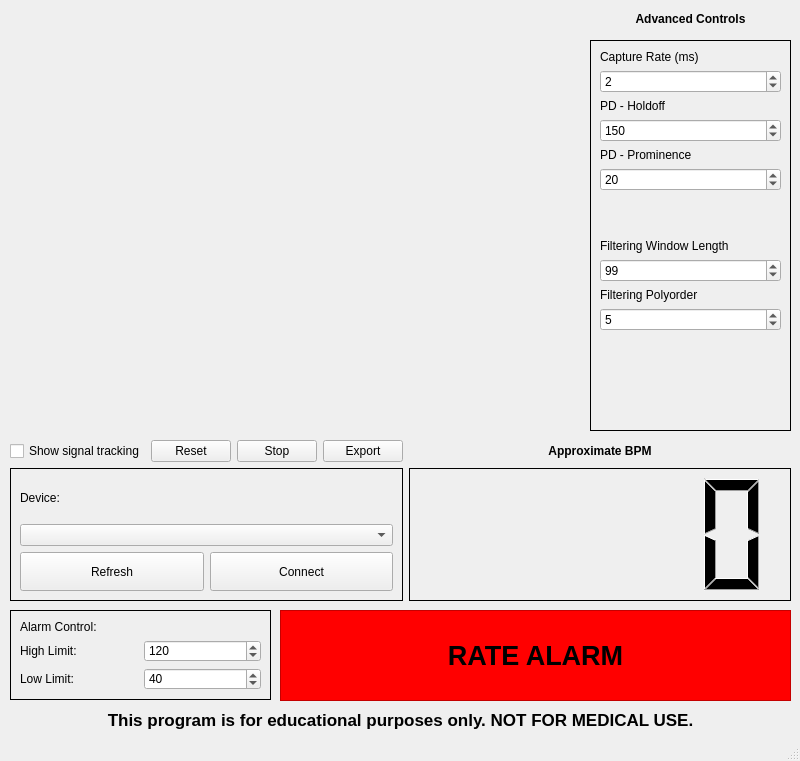
HTM-Workshop/ECG-Viewer, file ecg_viewer_window.ui: the form before one commit.
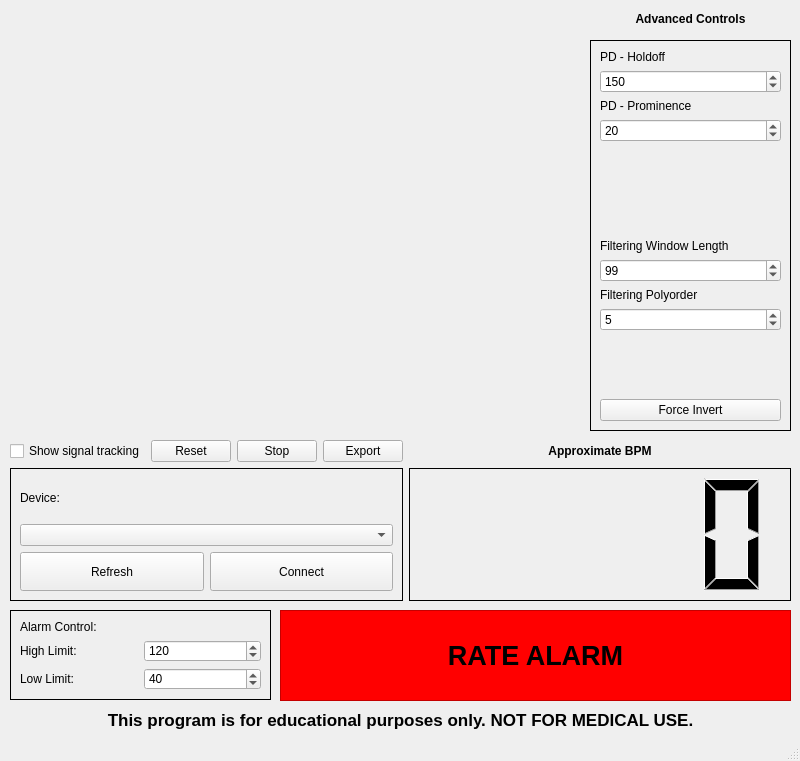
The form after the commit. Icons and pictures are not drawn. Custom widgets are drawn as their Qt base class.

Commit message: Slight code cleanup, removed sample rate control

What changed in the file:
```diff
--- a/ecg_viewer_window.ui
+++ b/ecg_viewer_window.ui
@@ -299,20 +299,6 @@
     <layout class="QGridLayout" name="gridLayout_4">
      <item row="0" column="0">
       <layout class="QVBoxLayout" name="verticalLayout">
-       <item>
-        <widget class="QLabel" name="label_7">
-         <property name="text">
-          <string>Capture Rate (ms)</string>
-         </property>
-        </widget>
-       </item>
-       <item>
-        <widget class="QSpinBox" name="capture_rate_box">
-         <property name="value">
-          <number>2</number>
-         </property>
-        </widget>
-       </item>
        <item>
         <widget class="QLabel" name="label_8">
          <property name="text">
@@ -411,6 +397,13 @@
          </property>
         </spacer>
        </item>
+       <item>
+        <widget class="QPushButton" name="button_force_invert">
+         <property name="text">
+          <string>Force Invert</string>
+         </property>
+        </widget>
+       </item>
       </layout>
      </item>
     </layout>
```
The commit also changes 2 other files.
